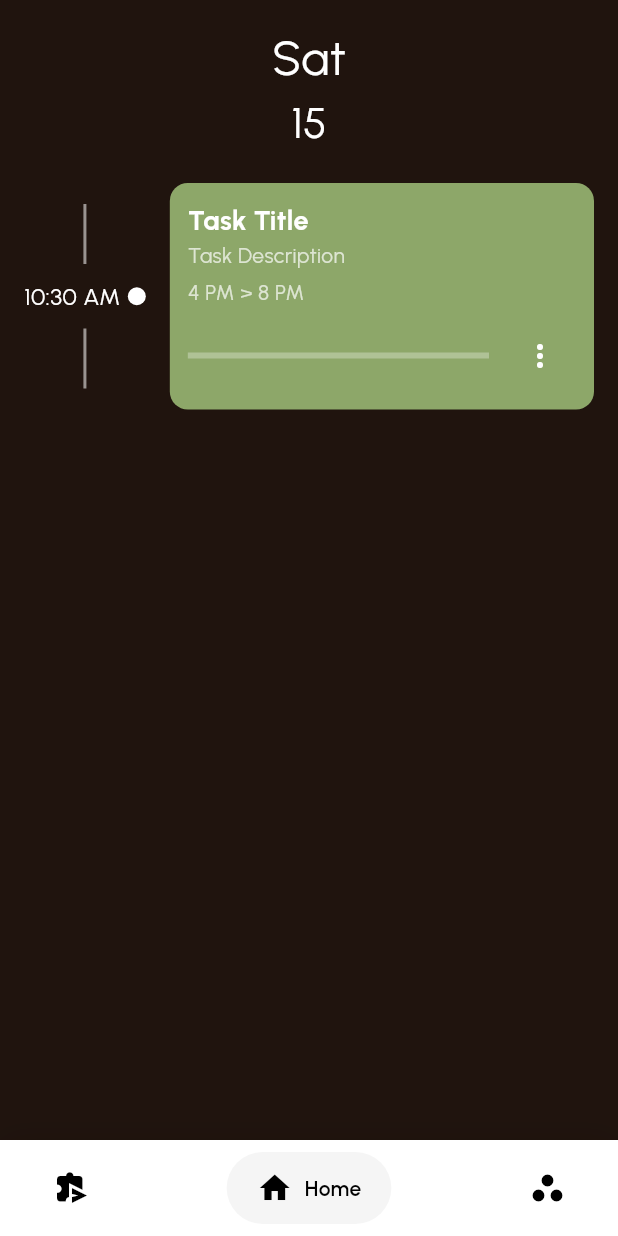
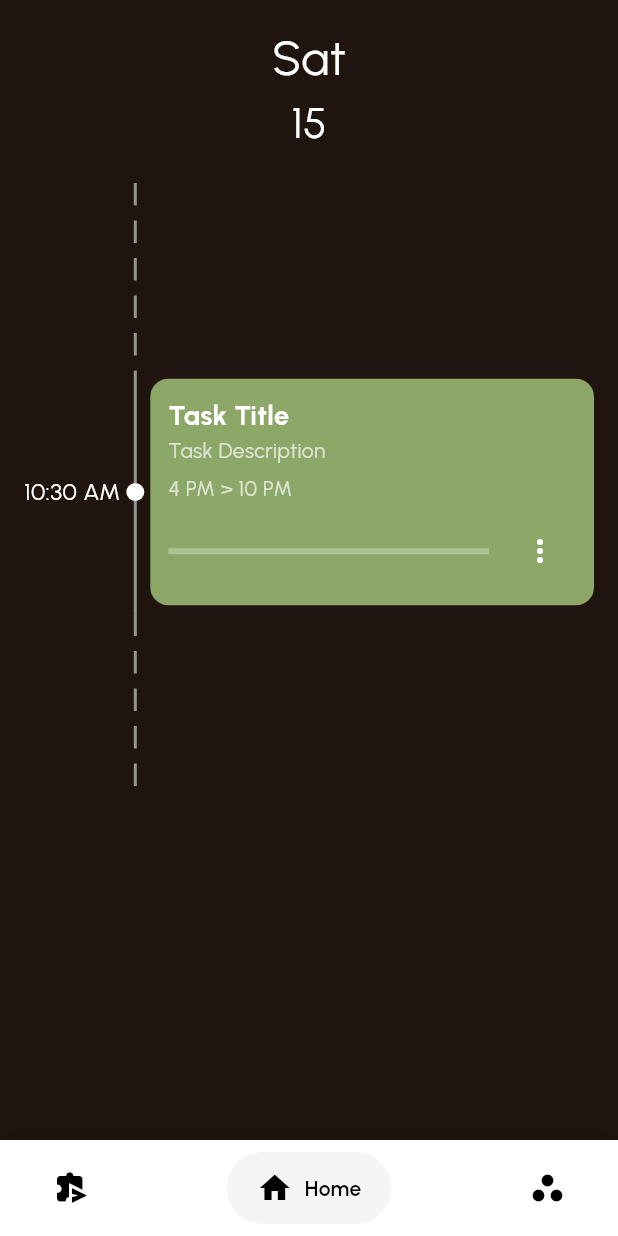
Before and after one commit to siddharth177/timeboxing, a Flutter app: the screen it shows once a user with an empty profile is signed in, on a phone screen of 412 x 824 dp. Run offline on Flutter 3.47's test engine with Material 3 defaults, Android fonts, the phone set to English and light mode, and no system bars; drawn by our look-alikes of google_nav_bar; our stand-ins replace cloud_firestore, firebase_auth, firebase_core, flutter_riverpod, google_fonts and 3 more; missing offline and left inert: dart:ffi; accounts and stored records are empty.

Commit message:
no disturb landing screen

```diff
--- a/lib/screens/no_disturb_landing_screen.dart
+++ b/lib/screens/no_disturb_landing_screen.dart
@@ -57,7 +57,7 @@ class _NoDisturbLandingScreenState extends State<NoDisturbLandingScreen> {
   @override
   Widget build(BuildContext context) {
     String taskStart = "4 PM";
-    String taskEnd = "8 PM";
+    String taskEnd = "10 PM";
     double progress = _calculateProgress(taskStart, taskEnd);
 
     return Scaffold(
@@ -81,27 +81,20 @@ class _NoDisturbLandingScreenState extends State<NoDisturbLandingScreen> {
             // Timeline + Task Event
             Row(
               children: [
-                // Vertical Dashed Line + Current Time
-                Column(
-                  children: [
-                    Container(
-                      height: 50,
-                      child: VerticalDivider(
-                        color: Colors.white54,
-                        thickness: 2,
-                        width: 20,
-                        indent: 0,
-                        endIndent: 10,
-                      ),
-                    ),
-                    // Sphere (Current Time Indicator)
-                    Row(
-                      children: [
                 Text(
                   currentTime, // Real-time updating clock
                   style: TextStyle(color: Colors.white, fontSize: 16),
                 ),
-                        SizedBox(width: 5),
+                // Vertical Dashed Line + Current Time
+                Column(
+                  children: [
+                    getVerticalLine(25),
+                    getVerticalLine(25),
+                    getVerticalLine(25),
+                    getVerticalLine(25),
+                    getVerticalLine(25),
+
+                    getVerticalLine(75, endpoint: 0),
                     Container(
                       width: 12,
                       height: 12,
@@ -110,22 +103,15 @@ class _NoDisturbLandingScreenState extends State<NoDisturbLandingScreen> {
                         color: Colors.white,
                       ),
                     ),
+                    getVerticalLine(75, endpoint: 0),
+
+                    getVerticalLine(25),
+                    getVerticalLine(25),
+                    getVerticalLine(25),
+                    getVerticalLine(25),
+                    getVerticalLine(25),
                   ],
                 ),
-                    Container(
-                      height: 50,
-                      child: VerticalDivider(
-                        color: Colors.white54,
-                        thickness: 2,
-                        width: 20,
-                        indent: 10,
-                        endIndent: 0,
-                      ),
-                    ),
-                  ],
-                ),
-                SizedBox(width: 16),
-
                 // Event Card Widget
                 Expanded(
                   child: Container(
@@ -206,4 +192,17 @@ class _NoDisturbLandingScreenState extends State<NoDisturbLandingScreen> {
       bottomNavigationBar: CustomNavigationBar(),
     );
   }
+
+  getVerticalLine(double height, {double endpoint = 10}) {
+    return Container(
+      height: height,
+      child: VerticalDivider(
+        color: Colors.white54,
+        thickness: 2,
+        width: 20,
+        indent: 0,
+        endIndent: endpoint,
+      ),
+    );
   }
+}
```
Lines whose indentation alone changed are shown as unchanged.
